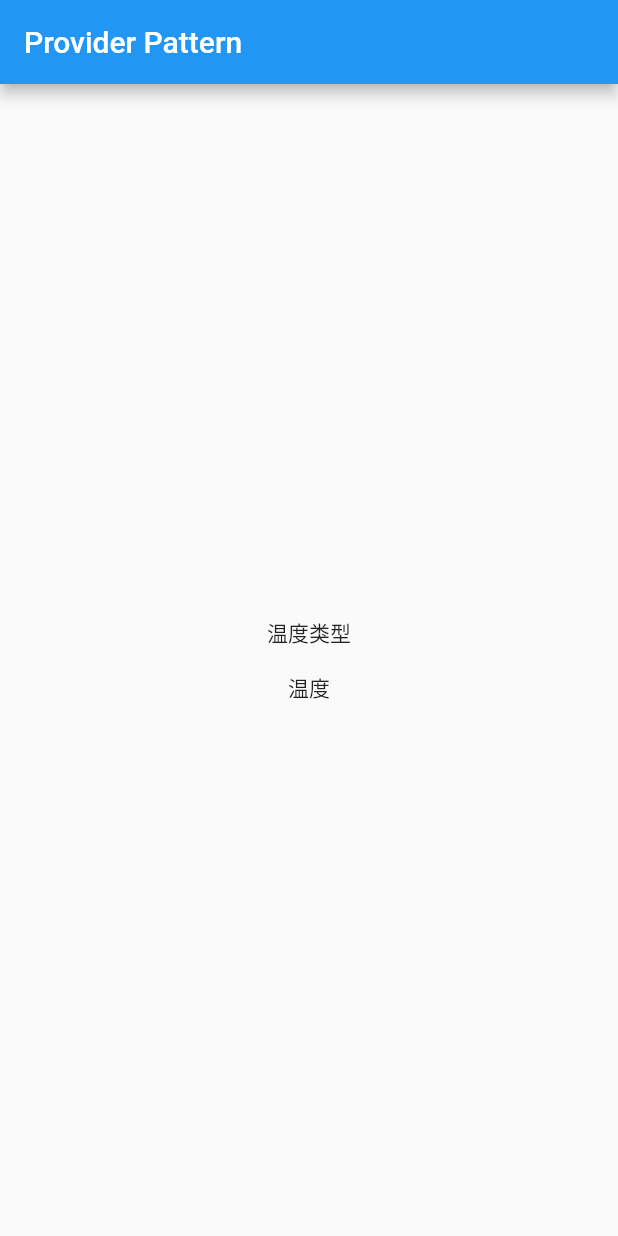
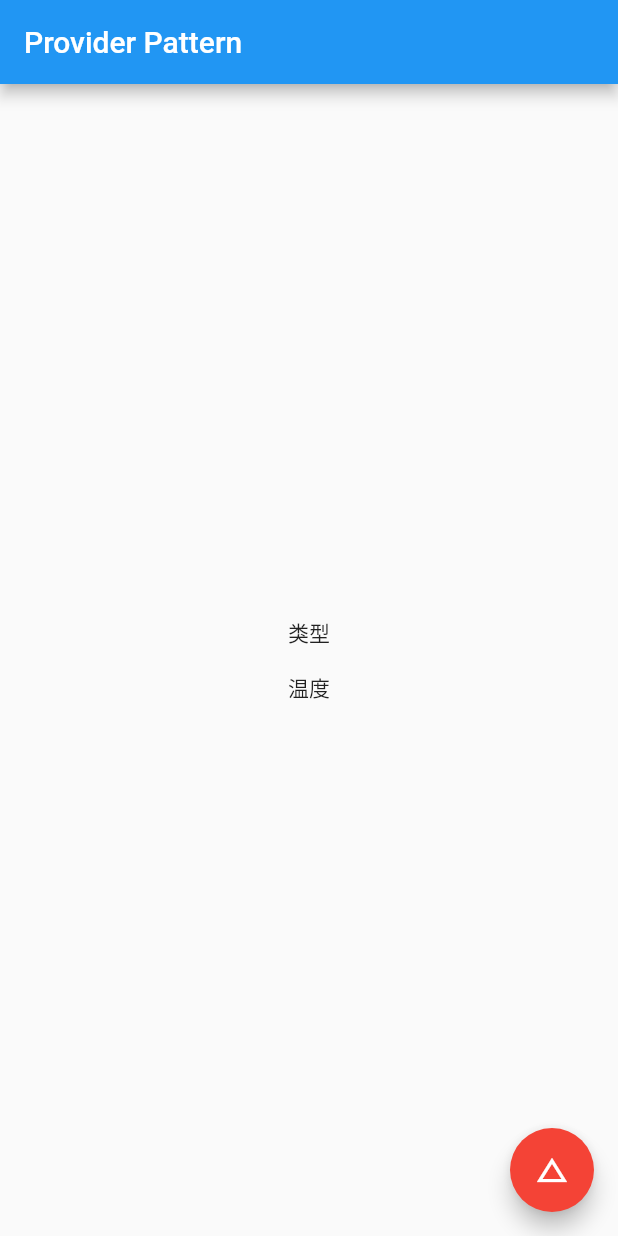
Before and after one commit to hemiahwu/flutter-jd-playlist, a Flutter app: the screen it shows after launch, on a phone screen of 412 x 824 dp. Run offline on Flutter 3.47's test engine with Material 2 defaults, Android fonts, the phone set to English and light mode, and no system bars.

```diff
--- a/lib/main.dart
+++ b/lib/main.dart
@@ -35,6 +35,7 @@ class MyHomePage extends StatelessWidget {
           ],
         ),
       ),
+      floatingActionButton: MyFloatingActionButton(),
     );
   }
 }
@@ -46,7 +47,7 @@ class MySpecialHeading extends StatelessWidget {
   Widget build(BuildContext context) {
     return Padding(
       padding: const EdgeInsets.all(8.0),
-      child: Text("温度类型"),
+      child: Text("类型"),
     );
   }
 }
@@ -62,3 +63,19 @@ class MySpecialContent extends StatelessWidget {
     );
   }
 }
+
+class MyFloatingActionButton extends StatelessWidget {
+  const MyFloatingActionButton({Key key}) : super(key: key);
+
+  @override
+  Widget build(BuildContext context) {
+    return FloatingActionButton(
+      backgroundColor: Colors.red,
+      onPressed: () {
+        // TODO: some event
+      },
+      tooltip: "改变温度类型",
+      child: Icon(Icons.change_history),
+    );
+  }
+}
```
Also changed, not shown: 1 other file.
